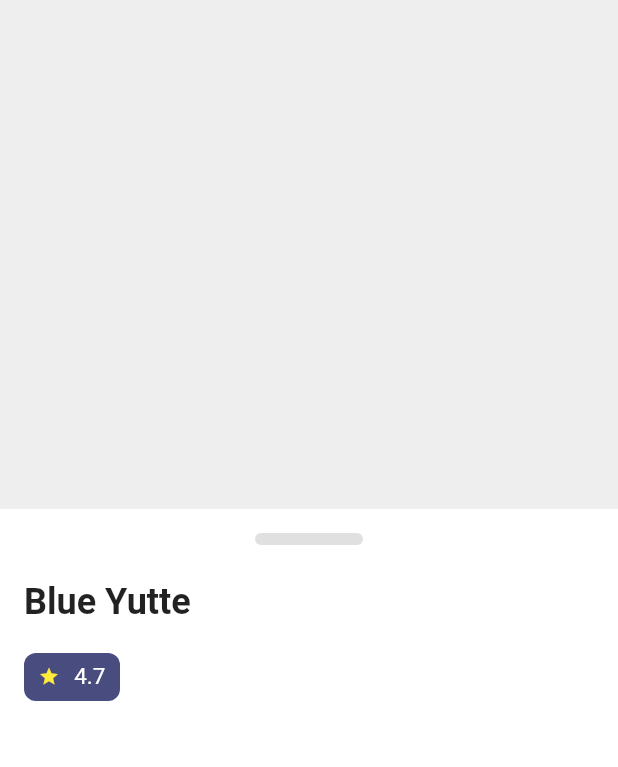
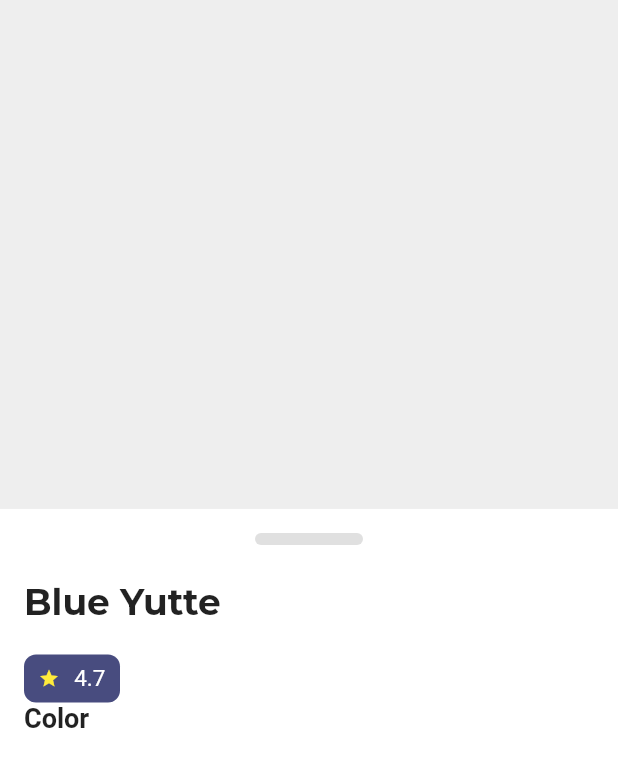
Before and after one commit to JAICHANGPARK/flutter_notebook_11th_story, a Flutter app: the FurnitureDetailPage screen opened directly, on a phone screen of 412 x 824 dp. Shown: the top 767 px of the screen. Run offline on Flutter 3.47's test engine with Material 2 defaults, Android fonts, the phone set to English and light mode, and no system bars; our stand-ins replace backdrop, badges, flutter_inner_drawer, flutter_slidable, flutter_swiper, google_fonts; network calls fail.

Commit message:
Update detail_page.dart

```diff
--- a/lib/ep735_furniture_app/ui/detail_page.dart
+++ b/lib/ep735_furniture_app/ui/detail_page.dart
@@ -1,4 +1,5 @@
 import 'package:flutter/material.dart';
+import 'package:google_fonts/google_fonts.dart';
 
 class FurnitureDetailPage extends StatefulWidget {
   @override
@@ -41,14 +42,12 @@ class _FurnitureDetailPageState extends State<FurnitureDetailPage> {
                   ),
                   Text(
                     "Blue Yutte",
-                    style: TextStyle(
+                    style: GoogleFonts.montserrat(
                       fontSize: 24,
                       fontWeight: FontWeight.bold,
                     ),
                   ),
-                  SizedBox(
-                    height: 20,
-                  ),
+                  SizedBox(height: 20),
                   Row(
                     children: [
                       Container(
@@ -73,6 +72,17 @@ class _FurnitureDetailPageState extends State<FurnitureDetailPage> {
                         ),
                       ),
                     ],
+                  ),
+                  Row(
+                    children: [
+                      Text(
+                        "Color",
+                        style: TextStyle(
+                          fontSize: 18,
+                          fontWeight: FontWeight.bold,
+                        ),
+                      ),
+                    ],
                   )
                 ],
               ),
```
